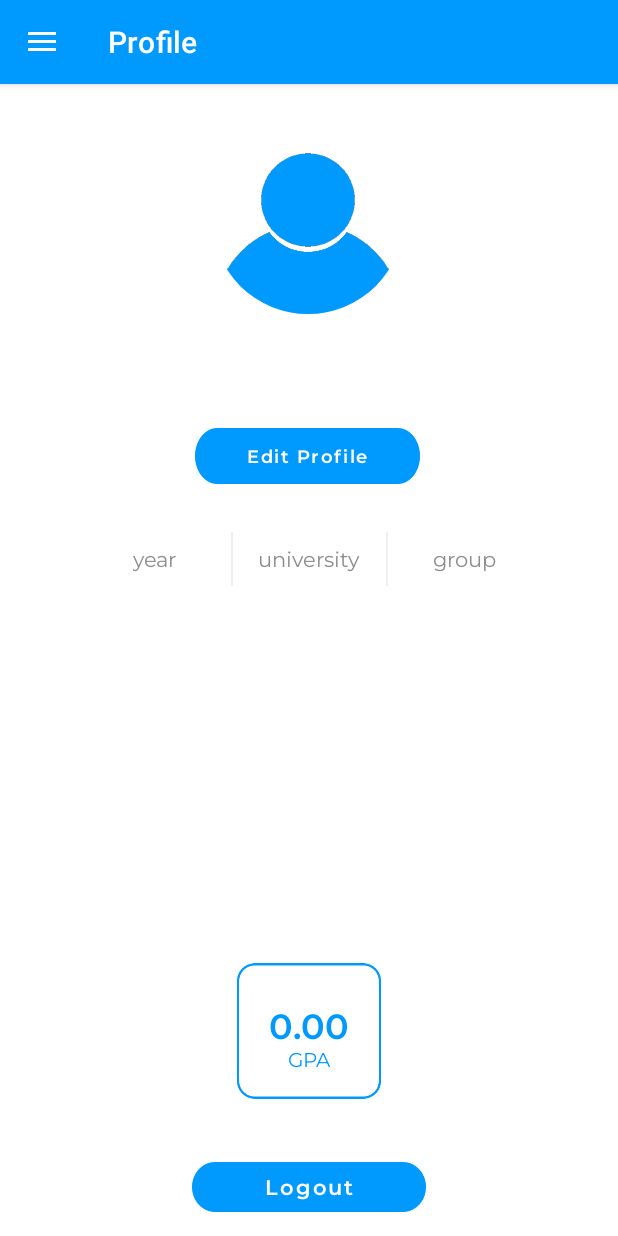
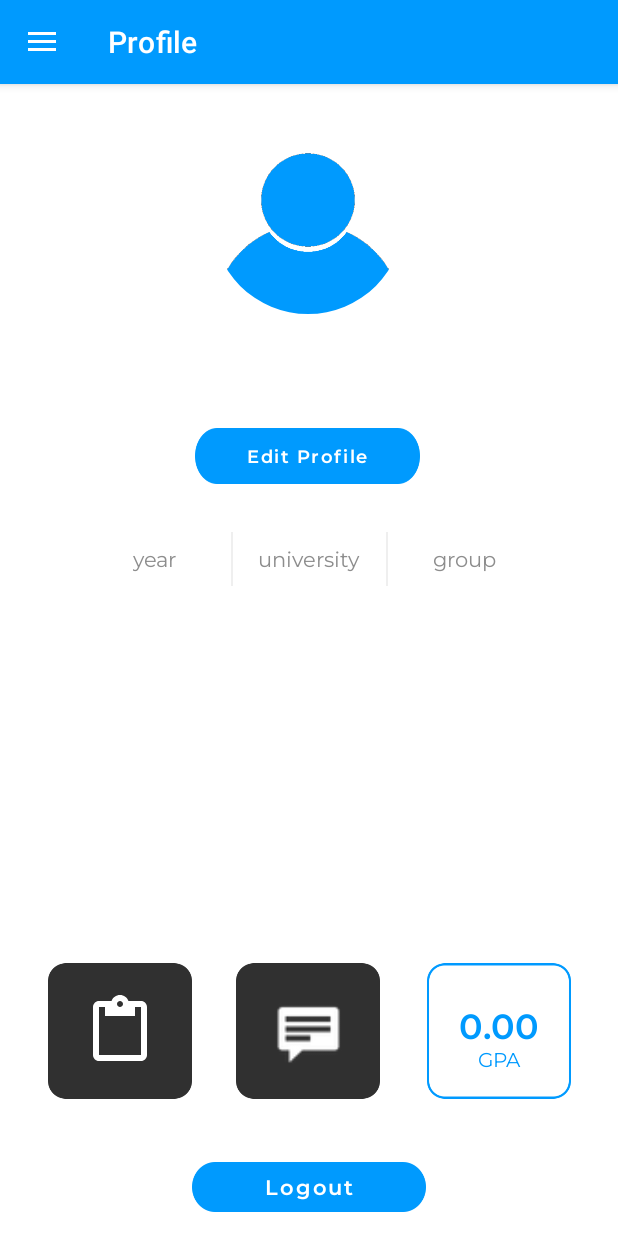
Before and after one commit to peacemaker4/Stoodit, an Android app: the screen it shows after launch once a user with an empty profile is signed in (MainActivity), in the side drawer, after a tap on "Profile", on a phone screen of 412 x 824 dp. Run offline under Robolectric (Android 15) with nearby library versions, the phone set to English and light mode, and no system bars; our stand-ins replace Firebase (no records; nobody signed in at launch, a user with empty details on screens opened directly), navigation-ui; 8 statements that could not run were skipped.

Commit message:
profile imageviews return

```diff
--- a/app/src/main/java/com/snotshot/myapplication/WelcomeActivity.kt
+++ b/app/src/main/java/com/snotshot/myapplication/WelcomeActivity.kt
@@ -82,9 +82,8 @@ class WelcomeActivity : AppCompatActivity() {
     override fun onActivityResult(requestCode: Int, resultCode: Int, data: Intent?) {
         super.onActivityResult(requestCode, resultCode, data)
 
-        progressDialog.show()
+        if(requestCode == RC_SIGN_IN){
 
-        if(requestCode == RC_SIGN_IN){
             val task = GoogleSignIn.getSignedInAccountFromIntent(data)
             try{
                 account = task.getResult(ApiException::class.java)!!
@@ -98,6 +97,7 @@ class WelcomeActivity : AppCompatActivity() {
 
     private fun firebaseAuthWithGoogle(idToken: String?) {
         val credential = GoogleAuthProvider.getCredential(idToken, null)
+        progressDialog.show()
         firebaseAuth.signInWithCredential(credential)
             .addOnCompleteListener(this) { task->
                 if(task.isSuccessful){
--- a/app/src/main/res/layout/fragment_profile.xml
+++ b/app/src/main/res/layout/fragment_profile.xml
@@ -216,6 +216,7 @@
         android:src="@drawable/shapeblue"
         app:layout_constraintBottom_toBottomOf="parent"
         app:layout_constraintEnd_toEndOf="parent"
+        app:layout_constraintHorizontal_bias="0.9"
         app:layout_constraintStart_toStartOf="parent" />
 
     <TextView
@@ -233,6 +234,49 @@
         app:layout_constraintStart_toStartOf="@+id/imageView8"
         app:layout_constraintTop_toTopOf="@+id/gpaText"
         app:layout_constraintVertical_bias="0.6" />
+
+    <ImageView
+        android:id="@+id/imageView14"
+        android:layout_width="96dp"
+        android:layout_height="93dp"
+        android:layout_marginBottom="90dp"
+        android:src="@drawable/shpeblack"
+        app:layout_constraintBottom_toBottomOf="parent"
+        app:layout_constraintEnd_toEndOf="parent"
+        app:layout_constraintHorizontal_bias="0.101"
+        app:layout_constraintStart_toStartOf="parent" />
+
+    <ImageView
+        android:id="@+id/imageView22"
+        android:layout_width="52dp"
+        android:layout_height="48dp"
+        android:src="?attr/actionModePasteDrawable"
+        app:layout_constraintBottom_toBottomOf="@+id/imageView14"
+        app:layout_constraintEnd_toEndOf="@+id/imageView14"
+        app:layout_constraintStart_toStartOf="@+id/imageView14"
+        app:layout_constraintTop_toTopOf="@+id/imageView14" />
+
+    <ImageView
+        android:id="@+id/imageView13"
+        android:layout_width="96dp"
+        android:layout_height="93dp"
+        android:layout_marginBottom="90dp"
+        android:src="@drawable/shpeblack"
+        app:layout_constraintBottom_toBottomOf="parent"
+        app:layout_constraintEnd_toEndOf="parent"
+        app:layout_constraintHorizontal_bias="0.498"
+        app:layout_constraintStart_toStartOf="parent" />
+
+    <ImageView
+        android:id="@+id/imageView20"
+        android:layout_width="46dp"
+        android:layout_height="44dp"
+        android:src="@android:drawable/stat_notify_chat"
+        app:layout_constraintBottom_toBottomOf="@+id/imageView13"
+        app:layout_constraintEnd_toEndOf="@+id/imageView13"
+        app:layout_constraintStart_toStartOf="@+id/imageView13"
+        app:layout_constraintTop_toTopOf="@+id/imageView13" />
+
 
     <androidx.constraintlayout.widget.Guideline
         android:id="@+id/guideline2"
```
